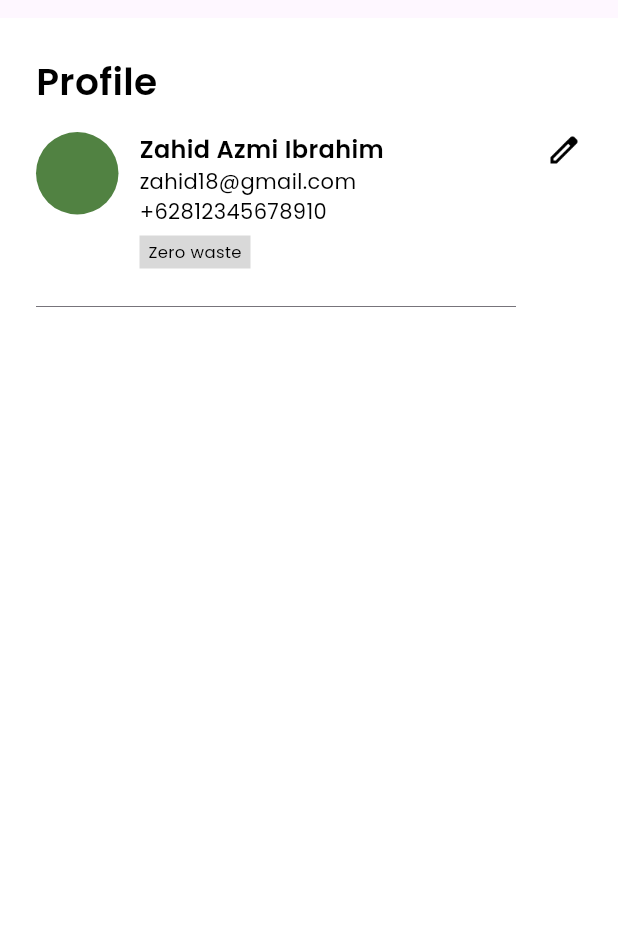
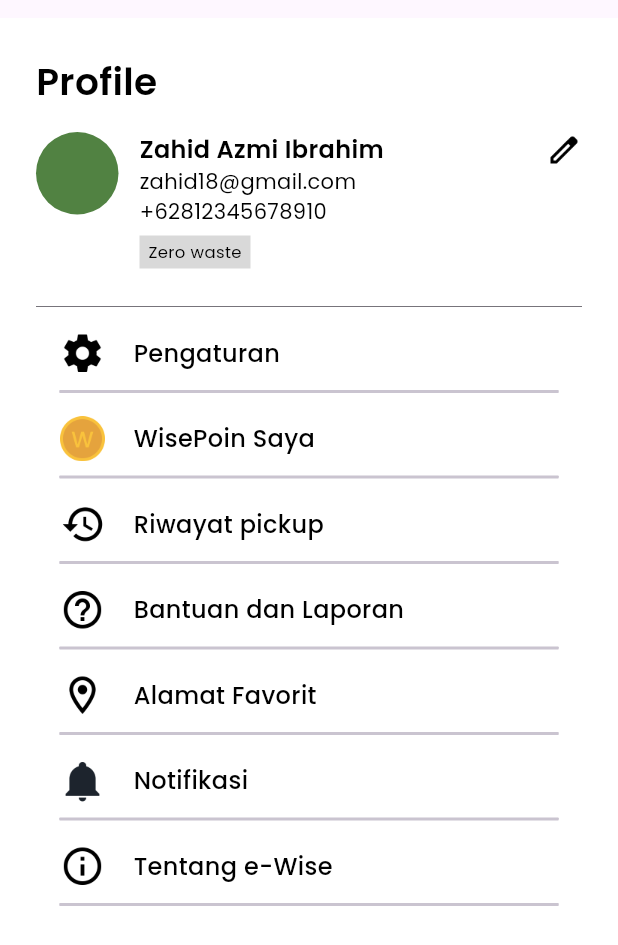
Before and after one commit to muhammadazkiyaa72/e-wise, a Flutter app: the ProfileScreen screen opened directly, on a phone screen of 412 x 824 dp. Shown: the top 945 px of the screen. Run offline on Flutter 3.47's test engine with Material 3 defaults, Android fonts, the phone set to English and light mode, and no system bars; our stand-ins replace get, google_fonts; network calls fail.

Commit message:
first commit

```diff
--- a/lib/presentation/login/login_screen.dart
+++ b/lib/presentation/login/login_screen.dart
@@ -1,7 +1,7 @@
 import 'package:ewise/core/styles.dart';
 import 'package:ewise/core/values/colors.dart';
 import 'package:ewise/core/values/font_weight.dart';
-import 'package:ewise/presentation/profile/profile_screen.dart';
+import 'package:ewise/presentation/education/education_screen.dart';
 import 'package:flutter/material.dart';
 import 'package:get/get.dart';
 
@@ -143,7 +143,7 @@ class _LoginScreenState extends State<LoginScreen> {
               ),
               GestureDetector(
                 onTap: () {
-                  Get.to(const ProfileScreen());
+                  Get.to(const EducationScreen());
                 },
                 child: SizedBox(
                   height: 42,
--- a/lib/presentation/profile/profile_screen.dart
+++ b/lib/presentation/profile/profile_screen.dart
@@ -1,6 +1,7 @@
 import 'package:ewise/core/styles.dart';
 import 'package:ewise/core/values/colors.dart';
 import 'package:ewise/core/values/font_weight.dart';
+import 'package:ewise/presentation/widgets/profile_widget.dart';
 import 'package:flutter/material.dart';
 
 class ProfileScreen extends StatelessWidget {
@@ -101,9 +102,37 @@ class ProfileScreen extends StatelessWidget {
             ),
             Container(
               color: AppColors.grey2,
-              width: 320,
+              width: double.infinity,
               height: 0.5,
-            )
+            ),
+            const ProfileWidget(
+              iconAsset: 'assets/icons/ic_setting.png',
+              nameMenu: 'Pengaturan',
+            ),
+            const ProfileWidget(
+              iconAsset: 'assets/icons/ic_WisePoint.png',
+              nameMenu: 'WisePoin Saya',
+            ),
+            const ProfileWidget(
+              iconAsset: 'assets/icons/ic_history.png',
+              nameMenu: 'Riwayat pickup',
+            ),
+            const ProfileWidget(
+              iconAsset: 'assets/icons/ic_help.png',
+              nameMenu: 'Bantuan dan Laporan',
+            ),
+            const ProfileWidget(
+              iconAsset: 'assets/icons/ic_location_on.png',
+              nameMenu: 'Alamat Favorit',
+            ),
+            const ProfileWidget(
+              iconAsset: 'assets/icons/ic_notification.png',
+              nameMenu: 'Notifikasi',
+            ),
+            const ProfileWidget(
+              iconAsset: 'assets/icons/ic_information.png',
+              nameMenu: 'Tentang e-Wise',
+            ),
           ],
         ),
       ),
--- a/lib/presentation/splash/splash_screen.dart
+++ b/lib/presentation/splash/splash_screen.dart
@@ -46,7 +46,7 @@ class _SplashScreenState extends State<SplashScreen> {
             height: 25,
           ),
           Text(
-            "e-wise",
+            "e-Wise",
             style: Styles.primaryTextStyle.copyWith(
               decoration: TextDecoration.none,
               fontWeight: AppFontWeight.bold,
--- /dev/null
+++ b/lib/presentation/widgets/profile_widget.dart
@@ -0,0 +1,62 @@
+import 'package:ewise/core/styles.dart';
+import 'package:ewise/core/values/font_weight.dart';
+import 'package:flutter/material.dart';
+
+class ProfileWidget extends StatelessWidget {
+  final String iconAsset;
+  final String nameMenu;
+  const ProfileWidget({
+    super.key,
+    required this.iconAsset,
+    required this.nameMenu,
+  });
+
+  @override
+  Widget build(BuildContext context) {
+    return Padding(
+      padding: const EdgeInsets.symmetric(horizontal: 16),
+      child: Column(
+        children: [
+          const SizedBox(
+            height: 16,
+          ),
+          Row(
+            children: [
+              Image.asset(
+                iconAsset,
+                width: 30,
+              ),
+              const SizedBox(
+                width: 19,
+              ),
+              Text(
+                nameMenu,
+                style: Styles.blackTextStyle.copyWith(
+                  fontWeight: AppFontWeight.medium,
+                  fontSize: 16,
+                ),
+              ),
+            ],
+          ),
+          const SizedBox(
+            height: 10,
+          ),
+          Center(
+            child: Container(
+              width: double.infinity,
+              decoration: const ShapeDecoration(
+                shape: RoundedRectangleBorder(
+                  side: BorderSide(
+                    width: 1,
+                    strokeAlign: BorderSide.strokeAlignCenter,
+                    color: Color(0xFFCAC4D0),
+                  ),
+                ),
+              ),
+            ),
+          )
+        ],
+      ),
+    );
+  }
+}
--- a/lib/routes/pages_binding.dart
+++ b/lib/routes/pages_binding.dart
@@ -1,3 +1,4 @@
+import 'package:ewise/presentation/education/education_screen.dart';
 import 'package:ewise/presentation/login/login_screen.dart';
 import 'package:ewise/presentation/splash/splash_screen.dart';
 import 'package:ewise/routes/routes.dart';
@@ -13,5 +14,9 @@ class Pages {
       name: Routes.login,
       page: () => const LoginScreen(),
     ),
+    GetPage(
+      name: Routes.education,
+      page: () => const EducationScreen(),
+    ),
   ];
 }
--- a/lib/routes/routes.dart
+++ b/lib/routes/routes.dart
@@ -1,4 +1,5 @@
 class Routes {
   static const splash = '/';
   static const login = '/login';
+  static const education = '/education';
 }
```
Also changed, not shown: lib/presentation/education/education_screen.dart (added, +306 -0 lines), lib/presentation/status_pickup/status_pickup_screen.dart (added, +15 -0 lines), assets/icons/ic_WisePoint.png (added), assets/icons/ic_help.png (added), assets/icons/ic_history.png (added), assets/icons/ic_information.png (added), assets/icons/ic_location_on.png (added), assets/icons/ic_notification.png (added), assets/icons/ic_setting.png (added).
